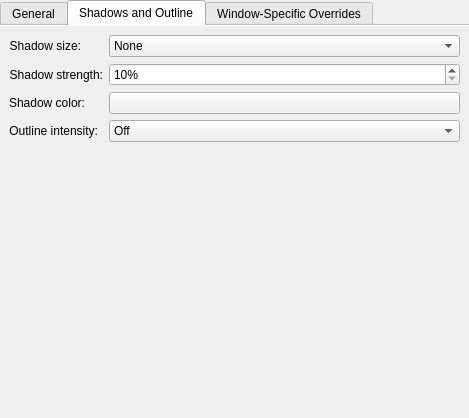
Qt form kdecoration/config/ui/breezeconfigurationui.ui (Sonic-DE/sonic-breeze) before a commit.
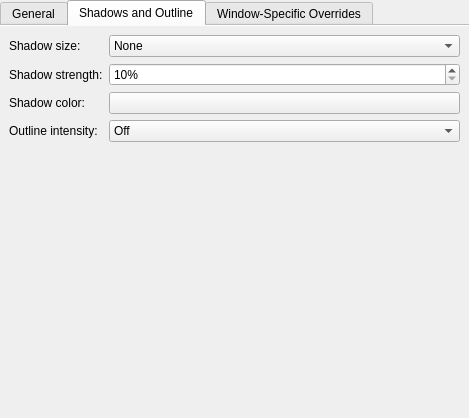
The same form after that commit. The open tabs and pages were chosen to show the change. Custom widgets are drawn as their Qt base class.

Commit message:
kdecoration: Remove unnecessary alignment properties
QFormLayout will align labels as expected.

```diff
--- a/kdecoration/config/ui/breezeconfigurationui.ui
+++ b/kdecoration/config/ui/breezeconfigurationui.ui
@@ -191,9 +191,6 @@
          <property name="text">
           <string>Shadow size:</string>
          </property>
-         <property name="alignment">
-          <set>Qt::AlignmentFlag::AlignRight|Qt::AlignmentFlag::AlignTrailing|Qt::AlignmentFlag::AlignVCenter</set>
-         </property>
          <property name="buddy">
           <cstring>shadowSize</cstring>
          </property>
@@ -233,9 +230,6 @@
          <property name="text">
           <string comment="strength of the shadow (from transparent to opaque)">Shadow strength:</string>
          </property>
-         <property name="alignment">
-          <set>Qt::AlignmentFlag::AlignRight|Qt::AlignmentFlag::AlignTrailing|Qt::AlignmentFlag::AlignVCenter</set>
-         </property>
          <property name="buddy">
           <cstring>shadowStrength</cstring>
          </property>
@@ -272,9 +266,6 @@
          <property name="text">
           <string comment="outline intensity">Outline intensity:</string>
          </property>
-         <property name="alignment">
-          <set>Qt::AlignmentFlag::AlignRight|Qt::AlignmentFlag::AlignTrailing|Qt::AlignmentFlag::AlignVCenter</set>
-         </property>
          <property name="buddy">
           <cstring>outlineIntensity</cstring>
          </property>
```
Left out of the diff: 9 changed lines with no effect on the pictures.
